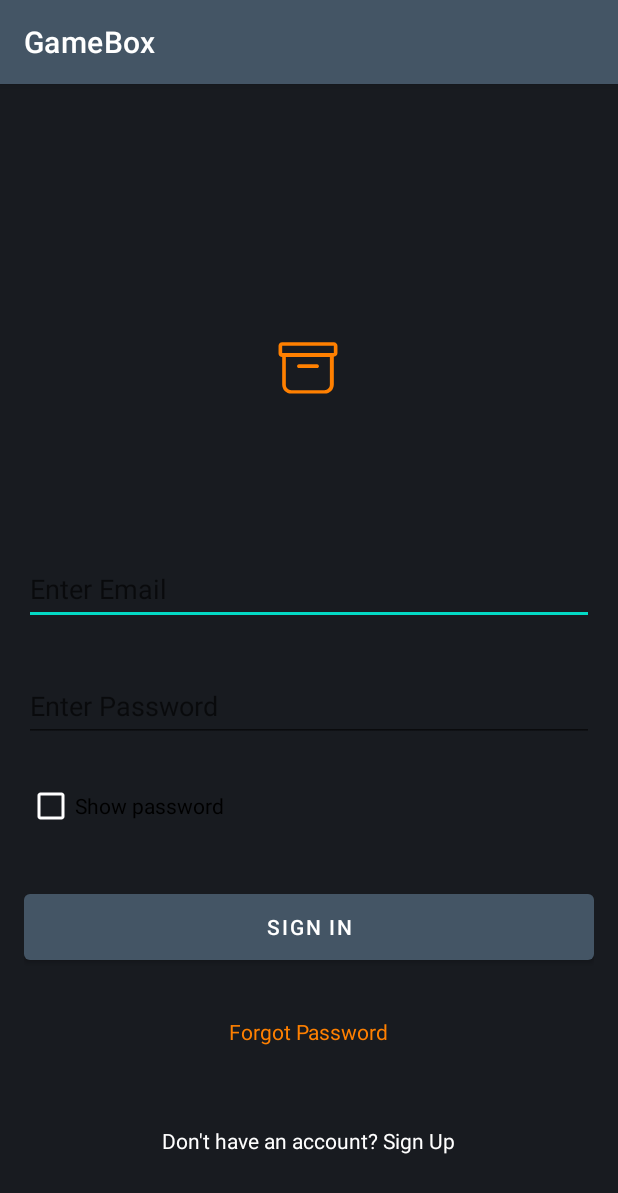
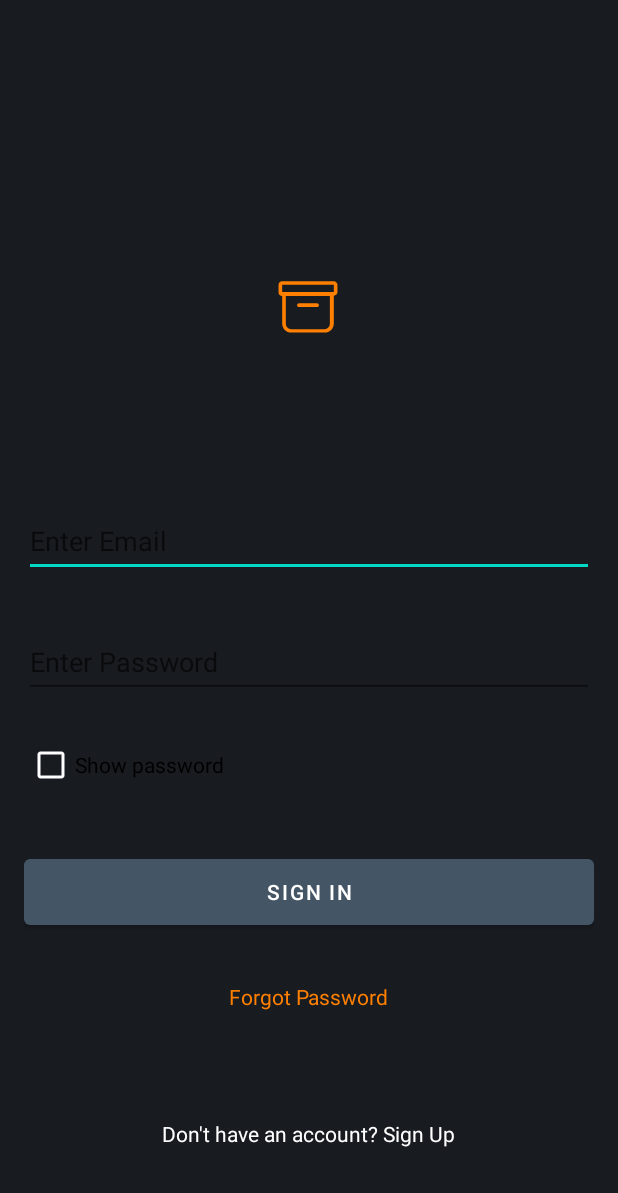
Before and after one commit to chintaujhwal/GameBox, an Android app: the screen it shows after launch (StartActivity), after a tap on "SIGN IN", on a phone screen of 412 x 824 dp. Shown: the top 1193 px of the screen. Run offline under Robolectric (Android 15) with nearby library versions, the phone set to English and light mode, and no system bars; our stand-ins replace Firebase (no records; nobody signed in at launch, a user with empty details on screens opened directly).

Commit message:
made changes

```diff
--- a/app/src/main/AndroidManifest.xml
+++ b/app/src/main/AndroidManifest.xml
@@ -39,7 +39,6 @@
             android:exported="true">
             <intent-filter>
                 <action android:name="android.intent.action.MAIN" />
-
                 <category android:name="android.intent.category.LAUNCHER" />
             </intent-filter>
         </activity>
--- a/app/src/main/java/com/example/gamebox/SignupActivity.java
+++ b/app/src/main/java/com/example/gamebox/SignupActivity.java
@@ -53,6 +53,7 @@ public class SignupActivity extends AppCompatActivity {
     protected void onCreate(Bundle savedInstanceState) {
         super.onCreate(savedInstanceState);
         setContentView(R.layout.activity_signup);
+        getSupportActionBar().hide();
 
         auth=FirebaseAuth.getInstance();
         db=FirebaseDatabase.getInstance();
@@ -154,7 +155,7 @@ public class SignupActivity extends AppCompatActivity {
             public void onComplete(@NonNull Task<AuthResult> task) {
                 if(!task.isSuccessful()){
 
-                    Toast.makeText(SignupActivity.this, "Email already exists", Toast.LENGTH_SHORT).show();
+                    Toast.makeText(SignupActivity.this, "Email Already Exists", Toast.LENGTH_SHORT).show();
                     progress.dismiss();
 
                 }
@@ -165,7 +166,7 @@ public class SignupActivity extends AppCompatActivity {
                     else {
                         uploaduserdata(txt_email, txt_username);
                     }
-                    Toast.makeText(SignupActivity.this,"signed up", Toast.LENGTH_SHORT);
+                    Toast.makeText(SignupActivity.this,"Signed Up", Toast.LENGTH_SHORT);
                     startActivity(new Intent(SignupActivity.this, MainActivity.class));
                     finish();
                 }
--- a/app/src/main/java/com/example/gamebox/StartActivity.java
+++ b/app/src/main/java/com/example/gamebox/StartActivity.java
@@ -33,6 +33,7 @@ public class StartActivity extends AppCompatActivity {
     protected void onCreate(Bundle savedInstanceState) {
         super.onCreate(savedInstanceState);
         setContentView(R.layout.activity_start);
+        getSupportActionBar().hide();
 
         auth=FirebaseAuth.getInstance();
 
@@ -61,7 +62,7 @@ public class StartActivity extends AppCompatActivity {
                 txt_email=mEmail.getText().toString();
                 txt_pass=mPass.getText().toString();
                 if(txt_email.isEmpty()&&txt_pass.isEmpty()){
-                    Toast.makeText(StartActivity.this,"enter email and password",Toast.LENGTH_SHORT).show();
+                    Toast.makeText(StartActivity.this,"Enter Email and Password",Toast.LENGTH_SHORT).show();
                 }else if (txt_pass.isEmpty()){
                     mPass.setError("password is required");
                     return;
--- a/app/src/main/res/layout/activity_game.xml
+++ b/app/src/main/res/layout/activity_game.xml
@@ -45,7 +45,7 @@
                         android:layout_width="wrap_content"
                         android:layout_height="wrap_content"
                         android:layout_marginLeft="8dp"
-                        android:text="1298"
+                        android:text="0"
                         android:textColor="@color/white" />
 
                 </LinearLayout>
--- a/app/src/main/res/layout/activity_signup.xml
+++ b/app/src/main/res/layout/activity_signup.xml
@@ -21,7 +21,7 @@
             app:layout_constraintEnd_toEndOf="parent"
             app:layout_constraintStart_toStartOf="parent"
             app:layout_constraintTop_toTopOf="parent"
-            app:layout_constraintVertical_bias="0.04000002">
+            app:layout_constraintVertical_bias="0.04">
 
             <androidx.cardview.widget.CardView
                 android:id="@+id/cardView"
--- a/app/src/main/res/values/strings.xml
+++ b/app/src/main/res/values/strings.xml
@@ -13,5 +13,5 @@
     <string name="signing_out">Signing Out</string>
     <string name="creating_acc">Creating Account</string>
     <string name="signed_in">Signed In</string>
-    <string name="pleaseEtr">Enter Correct Email and Password</string>
+    <string name="pleaseEtr">Enter Correct Details</string>
 </resources>
```
Also changed, not shown: app/src/main/java/com/example/gamebox/GameActivity.java (+26 -27 lines), app/src/main/java/com/example/gamebox/ProfileActivity.java (+5 -5 lines), app/src/main/res/layout/activity_main.xml (+4 -4 lines).
